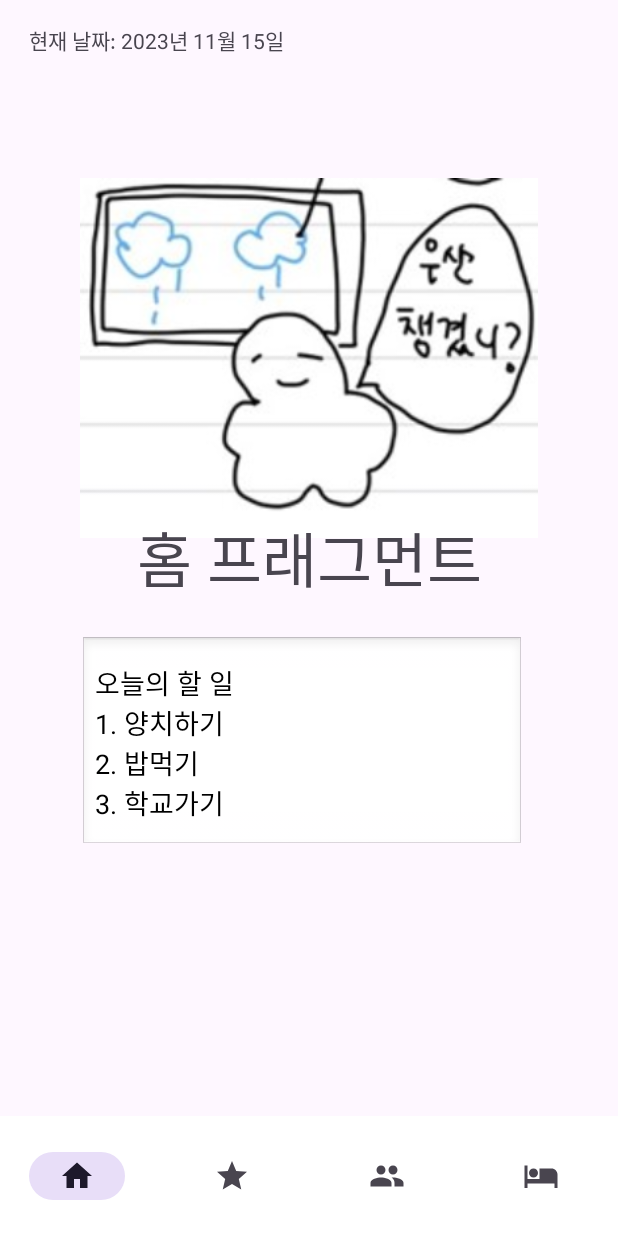
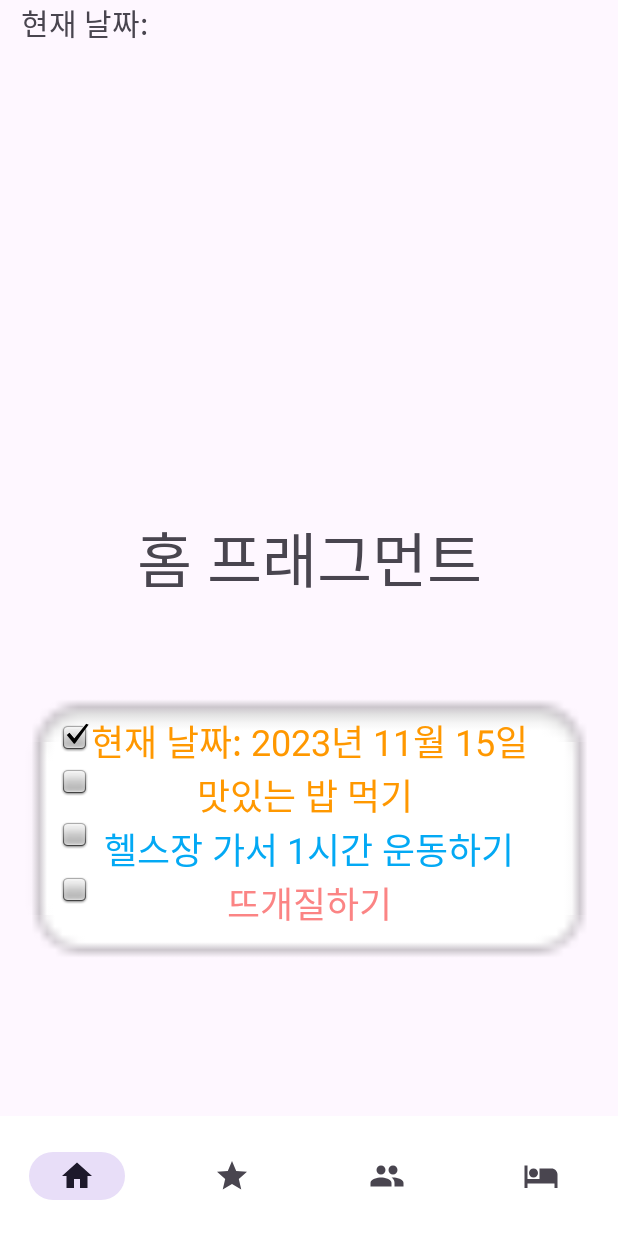
Before and after one commit to dhs82/SuperGrow, an Android app: the screen it shows after launch (MainActivity), on a phone screen of 412 x 824 dp. Run offline under Robolectric (Android 15) with nearby library versions, the phone set to English and light mode, and no system bars.

Commit message:
local.properties check

```diff
--- a/app/src/main/AndroidManifest.xml
+++ b/app/src/main/AndroidManifest.xml
@@ -1,7 +1,7 @@
 <?xml version="1.0" encoding="utf-8"?>
 <manifest xmlns:android="http://schemas.android.com/apk/res/android"
     xmlns:tools="http://schemas.android.com/tools">
-
+    <uses-permission android:name="android.permission.INTERNET" />
     <application
         android:allowBackup="true"
         android:dataExtractionRules="@xml/data_extraction_rules"
--- a/app/src/main/res/layout/frag_home.xml
+++ b/app/src/main/res/layout/frag_home.xml
@@ -1,51 +1,141 @@
 <?xml version="1.0" encoding="utf-8"?>
 <androidx.constraintlayout.widget.ConstraintLayout xmlns:android="http://schemas.android.com/apk/res/android"
     xmlns:app="http://schemas.android.com/apk/res-auto"
+    xmlns:tools="http://schemas.android.com/tools"
     android:layout_width="match_parent"
     android:layout_height="match_parent">
+
+
+    <TextView
+        android:id="@+id/textView"
+        android:layout_width="211dp"
+        android:layout_height="87dp"
+        android:text="현재 날짜: "
+        android:textSize="20sp"
+        app:layout_constraintBottom_toTopOf="@+id/imageView2"
+        app:layout_constraintEnd_toEndOf="parent"
+        app:layout_constraintHorizontal_bias="0.071"
+        app:layout_constraintStart_toStartOf="parent"
+        app:layout_constraintTop_toTopOf="parent"
+        app:layout_constraintVertical_bias="0.0" />
+
+    <ImageView
+        android:id="@+id/weatherImage"
+        android:layout_width="300dp"
+        android:layout_height="300dp"
+        android:layout_below="@id/textView"
+        android:layout_centerHorizontal="true"
+        android:layout_marginTop="70dp"
+        android:visibility="invisible"
+        app:layout_constraintBottom_toTopOf="@+id/textView2"
+        app:layout_constraintEnd_toEndOf="parent"
+        app:layout_constraintStart_toStartOf="parent"
+        app:layout_constraintTop_toTopOf="parent" />
+
+    <ImageView
+        android:id="@+id/imageView2"
+        android:layout_width="407dp"
+        android:layout_height="383dp"
+        android:layout_marginStart="16dp"
+        android:layout_marginEnd="16dp"
+        app:layout_constraintBottom_toBottomOf="parent"
+        app:layout_constraintEnd_toEndOf="parent"
+        app:layout_constraintStart_toStartOf="parent"
+        app:layout_constraintTop_toTopOf="parent"
+        app:layout_constraintVertical_bias="1.0"
+        app:srcCompat="@android:drawable/editbox_background" />
 
     <TextView
         android:id="@+id/textView2"
         android:layout_width="wrap_content"
         android:layout_height="wrap_content"
-        android:layout_marginTop="16dp"
-        android:layout_marginBottom="29dp"
-        android:text="현재 날짜: "
-        app:layout_constraintBottom_toTopOf="@+id/imageView2"
+        android:layout_marginTop="115dp"
+        android:text="일찍 일어나기"
+        android:textColor="#FF9800"
+        android:textSize="24sp"
+        app:layout_constraintBottom_toTopOf="@+id/textView3"
         app:layout_constraintEnd_toEndOf="parent"
-        app:layout_constraintHorizontal_bias="0.08"
         app:layout_constraintStart_toStartOf="parent"
-        app:layout_constraintTop_toTopOf="parent"
-        app:layout_constraintVertical_bias="0.022" />
+        app:layout_constraintTop_toTopOf="@+id/imageView2"
+        app:layout_constraintVertical_bias="1.0" />
+
+    <TextView
+        android:id="@+id/textView3"
+        android:layout_width="wrap_content"
+        android:layout_height="wrap_content"
+        android:text="맛있는 밥 먹기 "
+        android:textColor="#FF9800"
+        android:textSize="24sp"
+        app:layout_constraintBottom_toTopOf="@+id/textView4"
+        app:layout_constraintEnd_toEndOf="parent"
+        app:layout_constraintStart_toStartOf="parent"
+        tools:layout_editor_absoluteY="453dp" />
+
+    <TextView
+        android:id="@+id/textView4"
+        android:layout_width="wrap_content"
+        android:layout_height="wrap_content"
+        android:text="헬스장 가서 1시간 운동하기"
+        android:textColor="#03A9F4"
+        android:textSize="24sp"
+        app:layout_constraintBottom_toTopOf="@+id/textView5"
+        app:layout_constraintEnd_toEndOf="parent"
+        app:layout_constraintStart_toStartOf="parent"
+        tools:layout_editor_absoluteY="485dp" />
+
+    <TextView
+        android:id="@+id/textView5"
+        android:layout_width="wrap_content"
+        android:layout_height="wrap_content"
+        android:text="뜨개질하기"
+        android:textColor="#FB8484"
+        android:textSize="24sp"
+        app:layout_constraintEnd_toEndOf="parent"
+        app:layout_constraintStart_toStartOf="parent"
+        app:layout_constraintTop_toBottomOf="@+id/textView4" />
+
 
     <ImageView
-        android:id="@+id/imageView2"
-        android:layout_width="0dp"
-        android:layout_height="0dp"
-        android:layout_marginStart="53dp"
-        android:layout_marginEnd="53dp"
-        android:layout_marginBottom="333dp"
-        android:src="@drawable/img"
-        app:layout_constraintBottom_toBottomOf="parent"
-        app:layout_constraintEnd_toEndOf="parent"
-        app:layout_constraintHorizontal_bias="0.0"
+        android:id="@+id/imageView4"
+        android:layout_width="wrap_content"
+        android:layout_height="wrap_content"
+        android:layout_marginStart="40dp"
+        android:layout_marginTop="121dp"
         app:layout_constraintStart_toStartOf="parent"
-        app:layout_constraintTop_toBottomOf="@+id/textView2" />
+        app:layout_constraintTop_toTopOf="@+id/imageView2"
+        app:srcCompat="@android:drawable/checkbox_on_background" />
 
-    <EditText
-        android:id="@+id/editText"
-        android:layout_width="296dp"
-        android:layout_height="143dp"
-        android:layout_marginTop="424dp"
-        android:background="@android:drawable/edit_text"
-        android:hint="오늘의 할 일\n1. 양치하기\n2. 밥먹기 \n3. 학교가기"
-        android:padding="10dp"
-        android:textColor="#000"
-        android:textColorHint="#000"
-        app:layout_constraintEnd_toEndOf="parent"
-        app:layout_constraintHorizontal_bias="0.46"
+    <ImageView
+        android:id="@+id/imageView5"
+        android:layout_width="wrap_content"
+        android:layout_height="wrap_content"
+        android:layout_marginStart="40dp"
+        android:layout_marginTop="10dp"
         app:layout_constraintStart_toStartOf="parent"
-        app:layout_constraintTop_toTopOf="parent" />
+        app:layout_constraintTop_toBottomOf="@+id/imageView4"
+        app:srcCompat="@android:drawable/checkbox_off_background" />
+
+    <ImageView
+        android:id="@+id/imageView6"
+        android:layout_width="wrap_content"
+        android:layout_height="wrap_content"
+        android:layout_marginStart="40dp"
+        android:layout_marginTop="16dp"
+        app:layout_constraintStart_toStartOf="parent"
+        app:layout_constraintTop_toBottomOf="@+id/imageView5"
+        app:srcCompat="@android:drawable/checkbox_off_background" />
+
+    <ImageView
+        android:id="@+id/imageView7"
+        android:layout_width="wrap_content"
+        android:layout_height="wrap_content"
+        android:layout_marginStart="40dp"
+        android:layout_marginTop="17dp"
+        app:layout_constraintStart_toStartOf="parent"
+        app:layout_constraintTop_toBottomOf="@+id/imageView6"
+        app:srcCompat="@android:drawable/checkbox_off_background" />
+
+
 
     <TextView
         android:layout_width="wrap_content"
```
Also changed, not shown: app/src/main/java/com/example/canlender_openpro/Fragment/FragHome.java (+137 -0 lines), app/src/main/res/drawable/opensw_clear.jpg (added), app/src/main/res/drawable/opensw_cloud.jpg (added), app/src/main/res/drawable/opensw_drizzle.jpg (added), app/src/main/res/drawable/opensw_mist.jpg (added), app/src/main/res/drawable/opensw_rain.jpg (added), app/src/main/res/drawable/opensw_snow.jpg (added).
